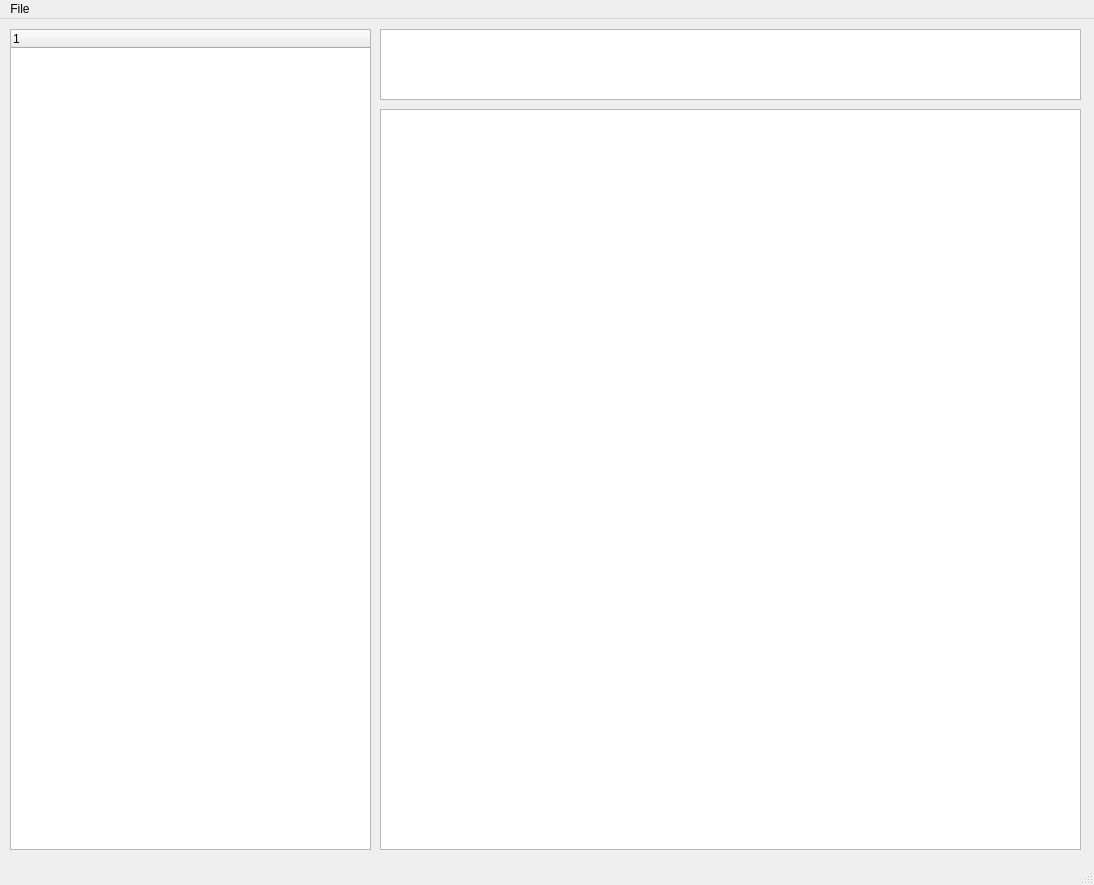
Before: the Qt Designer form view/ui/frmMain.ui in longlh123/MDDGUIPython, drawn with Qt 5.
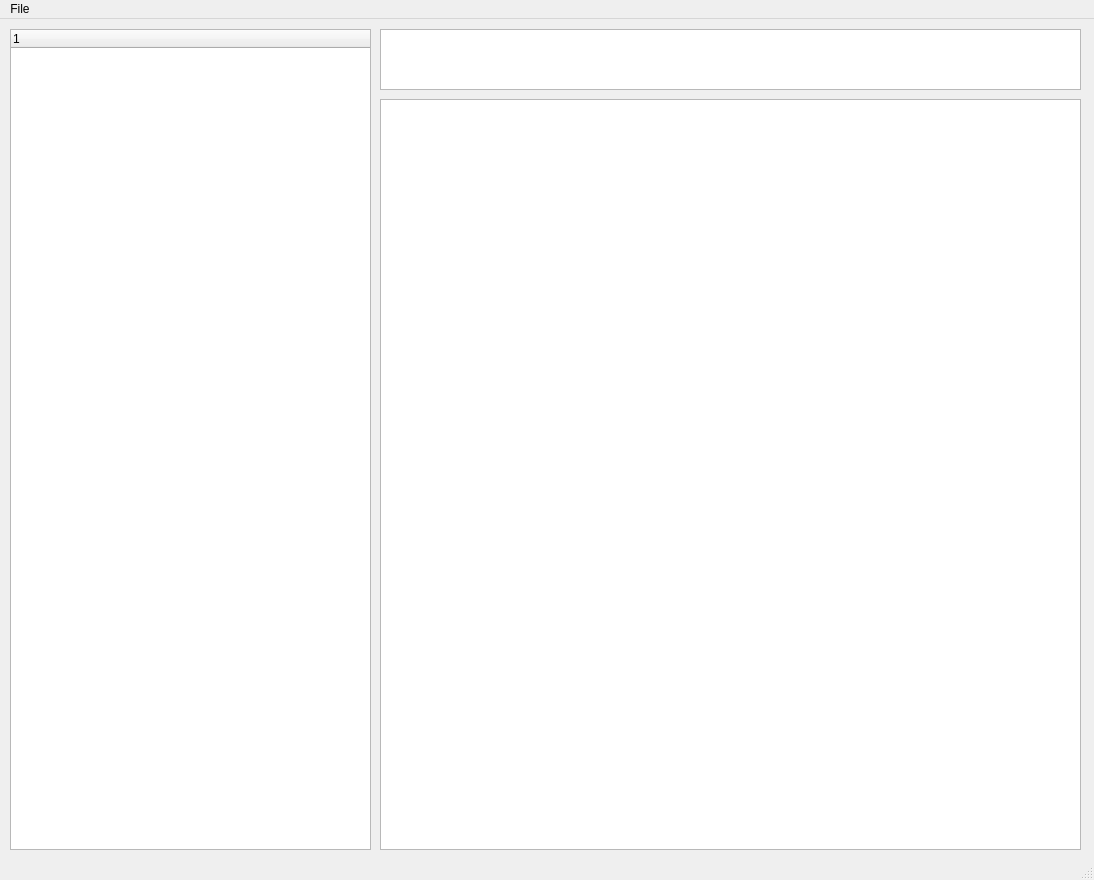
After: the same form once the commit is applied.

Diff of the .ui file:
```diff
--- a/view/ui/frmMain.ui
+++ b/view/ui/frmMain.ui
@@ -7,7 +7,7 @@
     <x>0</x>
     <y>0</y>
     <width>1094</width>
-    <height>885</height>
+    <height>880</height>
    </rect>
   </property>
   <property name="sizePolicy">
@@ -30,13 +30,13 @@
     <property name="geometry">
      <rect>
       <x>380</x>
-      <y>90</y>
+      <y>80</y>
       <width>701</width>
-      <height>741</height>
+      <height>751</height>
      </rect>
     </property>
     <property name="sizePolicy">
-     <sizepolicy hsizetype="Expanding" vsizetype="Expanding">
+     <sizepolicy hsizetype="Expanding" vsizetype="Maximum">
       <horstretch>3</horstretch>
       <verstretch>0</verstretch>
      </sizepolicy>
@@ -72,7 +72,7 @@
       <x>380</x>
       <y>10</y>
       <width>701</width>
-      <height>71</height>
+      <height>61</height>
      </rect>
     </property>
    </widget>
```
Left out of the diff: 5 changed lines with no effect on the pictures.
